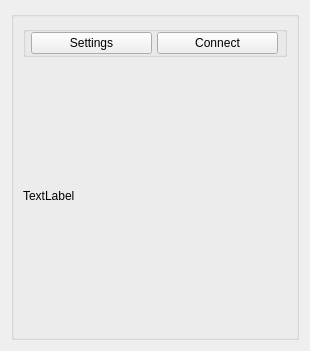
nghtsnw/etrodiag, file newconnect.ui: the form before one commit.
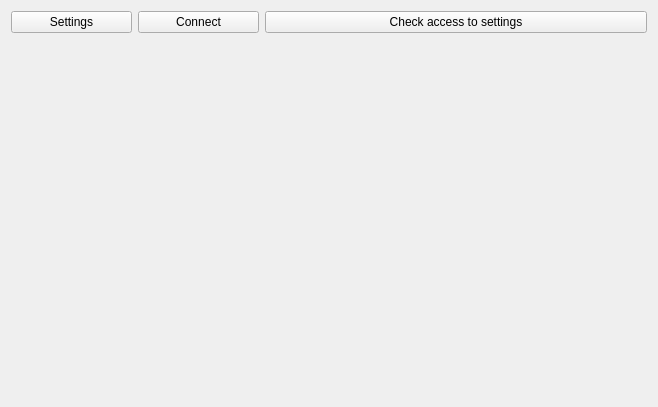
The form after the commit.

Commit message:
Search link to m_settings problemes
Memory address to object m_setting change with change active tab in MainWindow. In this time not understand what the hooynia.

Patch:
```diff
--- a/newconnect.ui
+++ b/newconnect.ui
@@ -9,93 +9,23 @@
    <rect>
     <x>0</x>
     <y>0</y>
-    <width>310</width>
-    <height>351</height>
+    <width>658</width>
+    <height>407</height>
    </rect>
   </property>
+  <property name="minimumSize">
+   <size>
+    <width>658</width>
+    <height>407</height>
+   </size>
+  </property>
   <property name="windowTitle">
    <string>Form</string>
   </property>
-  <layout class="QVBoxLayout" name="verticalLayout_3">
-   <item>
-    <widget class="QGroupBox" name="verticalGroupBox1">
-     <layout class="QVBoxLayout" name="verticalLayout_2">
-      <item>
-       <widget class="QGroupBox" name="verticalGroupBox">
-        <property name="sizePolicy">
-         <sizepolicy hsizetype="Preferred" vsizetype="Preferred">
-          <horstretch>0</horstretch>
-          <verstretch>0</verstretch>
-         </sizepolicy>
-        </property>
-        <property name="minimumSize">
-         <size>
-          <width>0</width>
-          <height>0</height>
-         </size>
-        </property>
-        <property name="maximumSize">
-         <size>
-          <width>600</width>
-          <height>100</height>
-         </size>
-        </property>
-        <property name="sizeIncrement">
-         <size>
-          <width>0</width>
-          <height>0</height>
-         </size>
-        </property>
         <layout class="QVBoxLayout" name="verticalLayout">
-         <property name="spacing">
-          <number>17</number>
-         </property>
-         <property name="leftMargin">
-          <number>0</number>
-         </property>
-         <property name="topMargin">
-          <number>0</number>
-         </property>
-         <property name="rightMargin">
-          <number>0</number>
-         </property>
-         <property name="bottomMargin">
-          <number>0</number>
-         </property>
          <item>
-          <layout class="QHBoxLayout" name="horizontalLayout">
-           <property name="spacing">
-            <number>0</number>
-           </property>
-           <property name="topMargin">
-            <number>0</number>
-           </property>
-           <item>
-            <widget class="QPushButton" name="pushButton">
-             <property name="sizePolicy">
-              <sizepolicy hsizetype="Preferred" vsizetype="Preferred">
-               <horstretch>0</horstretch>
-               <verstretch>0</verstretch>
-              </sizepolicy>
-             </property>
-             <property name="minimumSize">
-              <size>
-               <width>0</width>
-               <height>0</height>
-              </size>
-             </property>
-             <property name="maximumSize">
-              <size>
-               <width>121</width>
-               <height>50</height>
-              </size>
-             </property>
-             <property name="text">
-              <string>Settings</string>
-             </property>
-            </widget>
-           </item>
-           <item>
+    <layout class="QGridLayout" name="gridLayout">
+     <item row="0" column="1">
             <widget class="QPushButton" name="pushButton_2">
              <property name="enabled">
               <bool>true</bool>
@@ -117,28 +47,48 @@
              </property>
             </widget>
            </item>
-          </layout>
-         </item>
-        </layout>
-       </widget>
+     <item row="0" column="0">
+      <widget class="QPushButton" name="pushButton">
+       <property name="sizePolicy">
+        <sizepolicy hsizetype="Preferred" vsizetype="Preferred">
+         <horstretch>0</horstretch>
+         <verstretch>0</verstretch>
+        </sizepolicy>
+       </property>
+       <property name="minimumSize">
+        <size>
+         <width>0</width>
+         <height>0</height>
+        </size>
+       </property>
+       <property name="maximumSize">
+        <size>
+         <width>121</width>
+         <height>50</height>
+        </size>
+       </property>
+       <property name="text">
+        <string>Settings</string>
+       </property>
+      </widget>
+     </item>
+     <item row="0" column="2">
+      <widget class="QPushButton" name="pushButton_3">
+       <property name="text">
+        <string>Check access to settings</string>
+       </property>
+      </widget>
+     </item>
+    </layout>
       </item>
       <item>
-       <widget class="QLabel" name="label">
+    <widget class="QFrame" name="consoleFrame">
         <property name="sizePolicy">
-         <sizepolicy hsizetype="Expanding" vsizetype="Expanding">
+      <sizepolicy hsizetype="Preferred" vsizetype="Expanding">
           <horstretch>0</horstretch>
           <verstretch>0</verstretch>
          </sizepolicy>
         </property>
-        <property name="frameShape">
-         <enum>QFrame::NoFrame</enum>
-        </property>
-        <property name="text">
-         <string>TextLabel</string>
-        </property>
-       </widget>
-      </item>
-     </layout>
     </widget>
    </item>
   </layout>
```
Left out of the diff: 3 changed lines with no effect on the pictures. Lines whose indentation alone changed are shown as unchanged. The commit also changes 9 other files.
